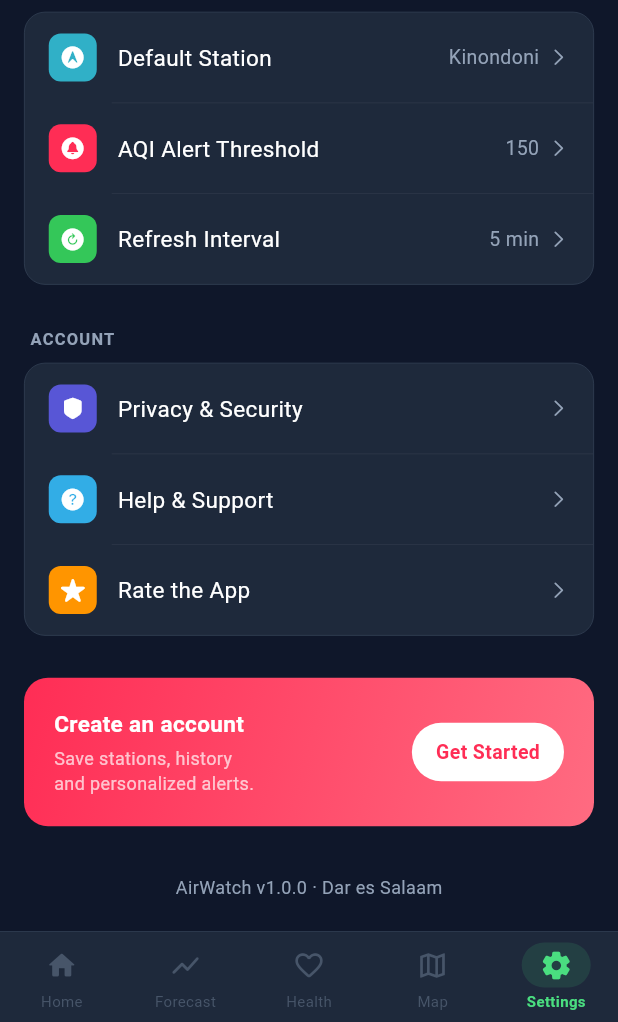
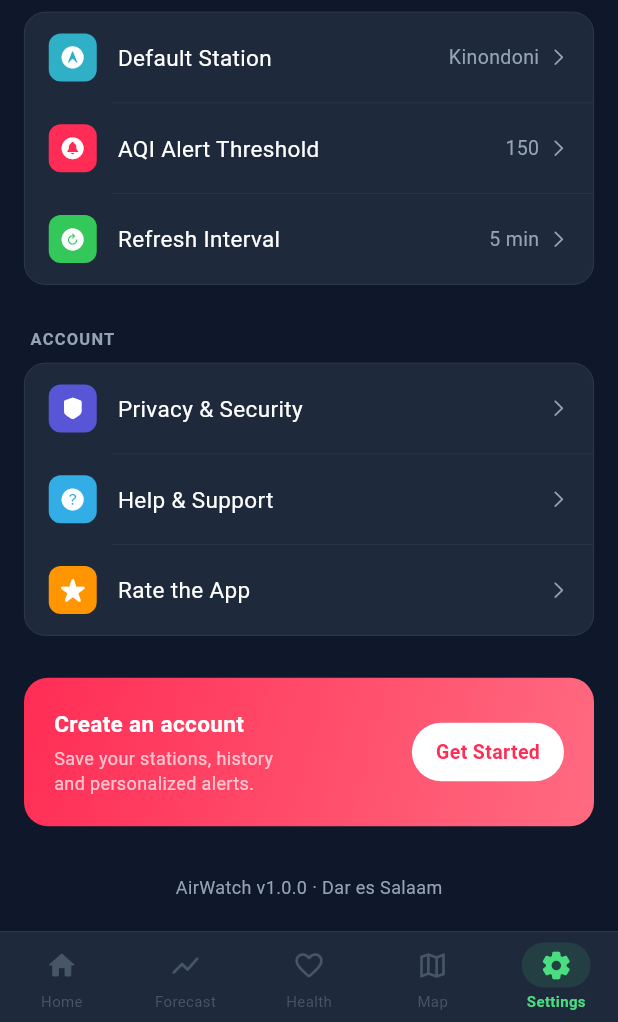
Before and after one commit to Samiahamad37/AIR-QUALITIY-MOBILE-BASED, a Flutter app: the screen it shows after launch, item 5 of the bottom bar chosen, scrolled down 576 dp, on a phone screen of 412 x 824 dp, the part 214-1236 px from its top. Run offline on Flutter 3.47's test engine with Material 3 defaults, Android fonts, the phone set to English and light mode, and no system bars; our stand-ins replace fl_chart, flutter_map, latlong2, shared_preferences; network calls fail; Roboto replaces fonts that are missing (SF Pro Display).

Commit message:
enabling localization in setting screen

```diff
--- a/frontend/lib/setting.dart
+++ b/frontend/lib/setting.dart
@@ -2,6 +2,7 @@ import 'package:flutter/material.dart';
 import 'package:flutter/cupertino.dart';
 import 'package:flutter/services.dart';
 import 'main.dart' show AppState;
+import 'package:air_quality_monitor/L10n/app_localizations.dart';
 
 // ─── Theme-aware colors — work in both light & dark ────────────────────────────
 
@@ -77,7 +78,7 @@ class _SettingsScreenState extends State<SettingsScreen> {
                 title: Row(
                   mainAxisAlignment: MainAxisAlignment.spaceBetween,
                   children: [
-                    Text('Settings', style: TextStyle(fontSize: 22,
+                    Text(AppLocalizations.of(ctx)!.settingsTitle, style: TextStyle(fontSize: 22,
                         fontWeight: FontWeight.w700,
                         color: _textMain(ctx), letterSpacing: -0.5)),
                     _iconBtn(ctx, CupertinoIcons.search, () {}),
@@ -96,51 +97,51 @@ class _SettingsScreenState extends State<SettingsScreen> {
                       const SizedBox(height: 28),
 
                       // ── Preferences ──────────────────────────────
-                      _label(ctx, 'Preferences'),
+                      _label(ctx, AppLocalizations.of(ctx)!.settingsPreferences),
                       const SizedBox(height: 8),
                       _Group(ctx: ctx, children: [
                         _Toggle(ctx: ctx,
                           icon: CupertinoIcons.moon_fill,
                           iconBg: const Color(0xFF636366),
-                          label: 'Dark Mode',
-                          sub: 'App appearance',
+                          label: AppLocalizations.of(ctx)!.settingsDarkMode,
+                          sub: AppLocalizations.of(ctx)!.settingsDarkModeSub,
                           value: global.darkMode,
                           onChanged: (v) {
                             global.setDarkMode(v);
-                            _snack(ctx, 'Dark mode ${v ? "on" : "off"}');
+                            _snack(ctx, v ? AppLocalizations.of(ctx)!.settingsDarkModeOn : AppLocalizations.of(ctx)!.settingsDarkModeOff);
                           },
                         ),
                         _Toggle(ctx: ctx,
                           icon: CupertinoIcons.bell_fill,
                           iconBg: _accent,
-                          label: 'Notifications',
-                          sub: 'AQI alerts & updates',
+                          label: AppLocalizations.of(ctx)!.settingsNotifications,
+                          sub: AppLocalizations.of(ctx)!.settingsNotifSub,
                           value: _local.notifications,
                           onChanged: (v) {
                             _local.toggle('notifications', v);
-                            _snack(ctx, 'Notifications ${v ? "on" : "off"}');
+                            _snack(ctx, v ? AppLocalizations.of(ctx)!.settingsNotifOn : AppLocalizations.of(ctx)!.settingsNotifOff);
                           },
                         ),
                         _Toggle(ctx: ctx,
                           icon: CupertinoIcons.person_crop_circle_fill,
                           iconBg: const Color(0xFF8E8E93),
-                          label: 'Biometric Unlock',
-                          sub: 'Fingerprint / Face ID',
+                          label: AppLocalizations.of(ctx)!.settingsBiometric,
+                          sub: AppLocalizations.of(ctx)!.settingsBiometricSub,
                           value: _local.biometric,
                           onChanged: (v) {
                             _local.toggle('biometric', v);
-                            _snack(ctx, 'Biometric ${v ? "on" : "off"}');
+                            _snack(ctx, v ? AppLocalizations.of(ctx)!.settingsBiometricOn : AppLocalizations.of(ctx)!.settingsBiometricOff);
                           },
                         ),
                         _Toggle(ctx: ctx,
                           icon: CupertinoIcons.arrow_2_circlepath,
                           iconBg: const Color(0xFF30B0C7),
-                          label: 'Cloud Sync',
-                          sub: 'Sync data across devices',
+                          label: AppLocalizations.of(ctx)!.settingsCloudSync,
+                          sub: AppLocalizations.of(ctx)!.settingsCloudSyncSub,
                           value: _local.cloudSync,
                           onChanged: (v) {
                             _local.toggle('cloudSync', v);
-                            _snack(ctx, 'Cloud sync ${v ? "on" : "off"}');
+                            _snack(ctx, v ? AppLocalizations.of(ctx)!.settingsCloudSyncOn : AppLocalizations.of(ctx)!.settingsCloudSyncOff);
                           },
                         ),
                       ]),
@@ -148,45 +149,45 @@ class _SettingsScreenState extends State<SettingsScreen> {
                       const SizedBox(height: 28),
 
                       // ── General ──────────────────────────────────
-                      _label(ctx, 'General'),
+                      _label(ctx, AppLocalizations.of(ctx)!.settingsGeneral),
                       const SizedBox(height: 8),
                       _Group(ctx: ctx, children: [
                         _Nav(ctx: ctx,
                           icon: CupertinoIcons.globe,
                           iconBg: const Color(0xFF007AFF),
-                          label: 'Language',
+                          label: AppLocalizations.of(ctx)!.settingsLanguage,
                           // Shows global value
                           value: global.language,
                           onTap: () => _pick(ctx,
-                            title: 'Language',
+                            title: AppLocalizations.of(ctx)!.settingsLanguage,
                             options: const ['English', 'Kiswahili'],
                             current: global.language,
                             //  Writes to global, MaterialApp rebuilds
                             onSelect: (v) {
                               global.setLanguage(v);
-                              _snack(ctx, 'Language: $v');
+                              _snack(ctx, AppLocalizations.of(ctx)!.settingsLanguageSelected(v));
                             },
                           ),
                         ),
                         _Nav(ctx: ctx,
                           icon: CupertinoIcons.location_fill,
                           iconBg: const Color(0xFFFF9500),
-                          label: 'Region',
+                          label: AppLocalizations.of(ctx)!.settingsRegion,
                           value: _local.region,
                           onTap: () => _pick(ctx,
-                            title: 'Region',
+                            title: AppLocalizations.of(ctx)!.settingsRegion,
                             options: const ['TZ', 'KE', 'UG', 'RW', 'ZM'],
                             current: _local.region,
                             onSelect: (v) {
                               _local.set('region', v);
-                              _snack(ctx, 'Region: $v');
+                              _snack(ctx, AppLocalizations.of(ctx)!.settingsRegionSelected(v));
                             },
                           ),
                         ),
                         _Nav(ctx: ctx,
                           icon: CupertinoIcons.info_circle_fill,
                           iconBg: const Color(0xFF007AFF),
-                          label: 'About',
+                          label: AppLocalizations.of(ctx)!.settingsAbout,
                           value: 'v1.0.0',
                           onTap: () => _aboutDialog(ctx),
                         ),
@@ -195,55 +196,55 @@ class _SettingsScreenState extends State<SettingsScreen> {
                       const SizedBox(height: 28),
 
                       // ── Air Quality ───────────────────────────────
-                      _label(ctx, 'Air Quality'),
+                      _label(ctx, AppLocalizations.of(ctx)!.settingsAirQuality),
                       const SizedBox(height: 8),
                       _Group(ctx: ctx, children: [
                         _Nav(ctx: ctx,
                           icon: CupertinoIcons.location_circle_fill,
                           iconBg: const Color(0xFF30B0C7),
-                          label: 'Default Station',
+                          label: AppLocalizations.of(ctx)!.settingsDefaultStation,
                           value: _local.station,
                           onTap: () => _pick(ctx,
-                            title: 'Default Station',
+                            title: AppLocalizations.of(ctx)!.settingsDefaultStation,
                             options: const ['Kinondoni', 'Ilala', 'Temeke',
                                             'Ubungo', 'Kigamboni'],
                             current: _local.station,
                             onSelect: (v) {
                               _local.set('station', v);
-                              _snack(ctx, 'Station: $v');
+                              _snack(ctx, AppLocalizations.of(ctx)!.settingsStationSelected(v));
                             },
                           ),
                         ),
                         _Nav(ctx: ctx,
                           icon: CupertinoIcons.bell_circle_fill,
                           iconBg: _accent,
-                          label: 'AQI Alert Threshold',
+                          label: AppLocalizations.of(ctx)!.settingsAqiThreshold,
                           value: _local.aqiThreshold.split(' ').first,
                           onTap: () => _pick(ctx,
-                            title: 'AQI Alert Threshold',
+                            title: AppLocalizations.of(ctx)!.settingsAqiThreshold,
                             options: const ['50 — Good', '100 — Moderate',
                                             '150 — Sensitive', '200 — Unhealthy',
                                             '300 — Very Unhealthy'],
                             current: _local.aqiThreshold,
                             onSelect: (v) {
                               _local.set('aqiThreshold', v);
-                              _snack(ctx, 'Threshold: $v');
+                              _snack(ctx, AppLocalizations.of(ctx)!.settingsThresholdSelected(v));
                             },
                           ),
                         ),
                         _Nav(ctx: ctx,
                           icon: CupertinoIcons.refresh_circled_solid,
                           iconBg: const Color(0xFF34C759),
-                          label: 'Refresh Interval',
+                          label: AppLocalizations.of(ctx)!.settingsRefreshInterval,
                           value: _local.refreshInterval,
                           onTap: () => _pick(ctx,
-                            title: 'Refresh Interval',
+                            title: AppLocalizations.of(ctx)!.settingsRefreshInterval,
                             options: const ['1 min', '2 min', '5 min',
                                             '10 min', '30 min'],
                             current: _local.refreshInterval,
                             onSelect: (v) {
                               _local.set('refreshInterval', v);
-                              _snack(ctx, 'Refresh: $v');
+                              _snack(ctx, AppLocalizations.of(ctx)!.settingsRefreshSelected(v));
                             },
                           ),
                         ),
@@ -252,29 +253,29 @@ class _SettingsScreenState extends State<SettingsScreen> {
                       const SizedBox(height: 28),
 
                       // ── Account ────────────────────────────────────
-                      _label(ctx, 'Account'),
+                      _label(ctx, AppLocalizations.of(ctx)!.settingsAccount),
                       const SizedBox(height: 8),
                       _Group(ctx: ctx, children: [
                         _Nav(ctx: ctx,
                           icon: CupertinoIcons.shield_fill,
                           iconBg: const Color(0xFF5856D6),
-                          label: 'Privacy & Security', onTap: () {}),
+                          label: AppLocalizations.of(ctx)!.settingsPrivacy, onTap: () {}),
                         _Nav(ctx: ctx,
                           icon: CupertinoIcons.question_circle_fill,
                           iconBg: const Color(0xFF32ADE6),
-                          label: 'Help & Support', onTap: () {}),
+                          label: AppLocalizations.of(ctx)!.settingsHelp, onTap: () {}),
                         _Nav(ctx: ctx,
                           icon: CupertinoIcons.star_fill,
                           iconBg: const Color(0xFFFF9500),
-                          label: 'Rate the App',
-                          onTap: () => _snack(ctx, '⭐ Thank you!')),
+                          label: AppLocalizations.of(ctx)!.settingsRate,
+                          onTap: () => _snack(ctx, AppLocalizations.of(ctx)!.settingsRateThanks)),
                       ]),
 
                       const SizedBox(height: 28),
                       _Cta(ctx: ctx),
                       const SizedBox(height: 32),
 
-                      Center(child: Text('AirWatch v1.0.0 · Dar es Salaam',
+                      Center(child: Text(AppLocalizations.of(ctx)!.settingsFooter,
                           style: TextStyle(fontSize: 12, color: _textSub(ctx)))),
                       const SizedBox(height: 100),
                     ],
@@ -343,18 +344,17 @@ class _SettingsScreenState extends State<SettingsScreen> {
   }
 
   void _aboutDialog(BuildContext c) {
+    final l10n = AppLocalizations.of(c);
     showDialog(context: c, builder: (_) => AlertDialog(
       backgroundColor: _card(c),
       shape: RoundedRectangleBorder(borderRadius: BorderRadius.circular(16)),
       title: Text('AirWatch',
           style: TextStyle(color: _textMain(c), fontWeight: FontWeight.w700)),
       content: Text(
-          'Air Quality Monitoring App\nVersion 1.0.0\n\n'
-          'Monitoring Dar es Salaam\'s air quality\n'
-          'in real time using IoT sensors and ML-powered forecasting.',
+          l10n.settingsAboutContent,
           style: TextStyle(color: _textSub(c), fontSize: 13, height: 1.5)),
       actions: [TextButton(onPressed: () => Navigator.pop(c),
-          child: const Text('Close', style: TextStyle(color: _accent)))],
+          child: Text(l10n.settingsClose, style: TextStyle(color: _accent)))],
     ));
   }
 
@@ -391,17 +391,17 @@ class _GuestCard extends StatelessWidget {
       const SizedBox(width: 14),
       Expanded(child: Column(crossAxisAlignment: CrossAxisAlignment.start,
           children: [
-            Text('Guest User', style: TextStyle(fontSize: 16,
+            Text(AppLocalizations.of(ctx)!.settingsGuestName, style: TextStyle(fontSize: 16,
                 fontWeight: FontWeight.w600, color: _textMain(ctx))),
             const SizedBox(height: 2),
-            Text('Sign in to sync your data',
+            Text(AppLocalizations.of(ctx)!.settingsGuestSub,
                 style: TextStyle(fontSize: 13, color: _textSub(ctx))),
           ])),
       Container(
         padding: const EdgeInsets.symmetric(horizontal: 14, vertical: 7),
         decoration: BoxDecoration(color: _accent,
             borderRadius: BorderRadius.circular(99)),
-        child: const Text('Sign In', style: TextStyle(fontSize: 13,
+        child: Text(AppLocalizations.of(ctx)!.settingsSignIn, style: TextStyle(fontSize: 13,
             fontWeight: FontWeight.w600, color: Colors.white)),
       ),
     ]),
@@ -505,12 +505,12 @@ class _Cta extends StatelessWidget {
       borderRadius: BorderRadius.circular(16),
     ),
     child: Row(children: [
-      const Expanded(child: Column(crossAxisAlignment: CrossAxisAlignment.start,
+      Expanded(child: Column(crossAxisAlignment: CrossAxisAlignment.start,
           children: [
-            Text('Create an account', style: TextStyle(fontSize: 15,
+            Text(AppLocalizations.of(ctx)!.settingsCreateAccount, style: TextStyle(fontSize: 15,
                 fontWeight: FontWeight.w700, color: Colors.white)),
             SizedBox(height: 4),
-            Text('Save stations, history\nand personalized alerts.',
+            Text(AppLocalizations.of(ctx)!.settingsCtaSub,
                 style: TextStyle(fontSize: 12, color: Colors.white70,
                     height: 1.4)),
           ])),
@@ -518,7 +518,7 @@ class _Cta extends StatelessWidget {
         padding: const EdgeInsets.symmetric(horizontal: 16, vertical: 10),
         decoration: BoxDecoration(color: Colors.white,
             borderRadius: BorderRadius.circular(99)),
-        child: const Text('Get Started', style: TextStyle(fontSize: 13,
+        child: Text(AppLocalizations.of(ctx)!.settingsGetStarted, style: TextStyle(fontSize: 13,
             fontWeight: FontWeight.w700, color: _accent)),
       ),
     ]),
```
